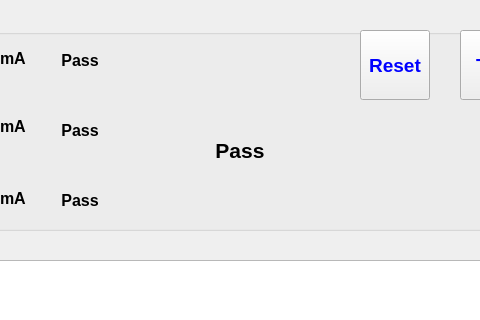
First picture: the form in project/Harman_T500/testform.ui, repository happyrabbit456/Qt5_dev, before the edit; both pictures show x 230 to 710 and y 0 to 320 of the 792 by 620 pixel window.
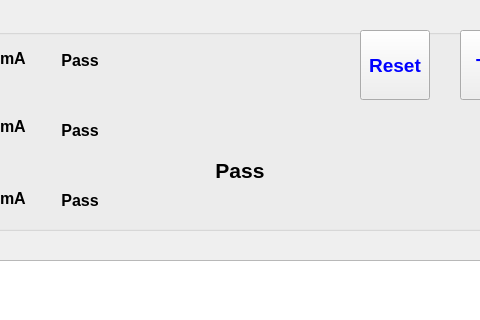
Second picture: the form after the edit.

Commit message: 1.Harman T500 project - 参数设置分离

Diff of the .ui file:
```diff
--- a/project/Harman_T500/testform.ui
+++ b/project/Harman_T500/testform.ui
@@ -287,7 +287,7 @@
     <property name="geometry">
      <rect>
       <x>420</x>
-      <y>100</y>
+      <y>120</y>
       <width>80</width>
       <height>80</height>
      </rect>
```
The commit also changes 1 other file.
